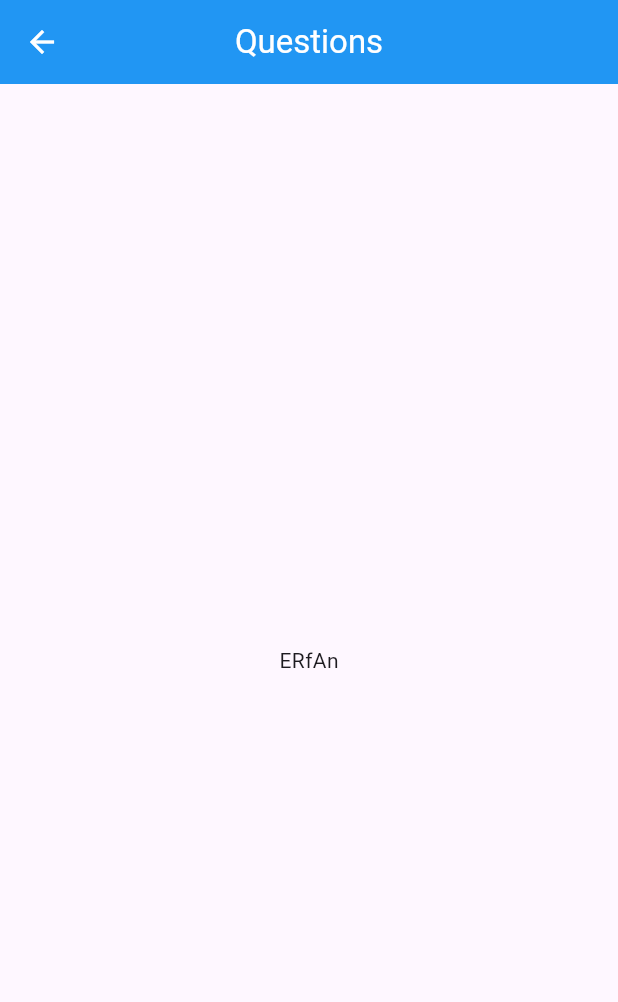
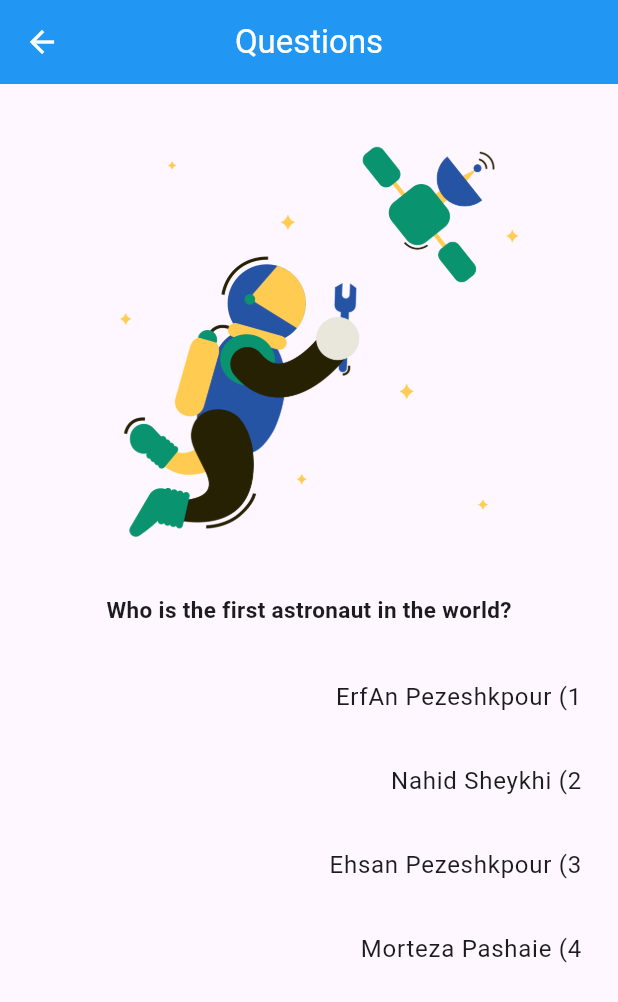
Before and after one commit to ErfAnDev24/quizApp, a Flutter app: the QuestionScreen screen opened directly, on a phone screen of 412 x 824 dp. Shown: the top 1002 px of the screen. Run offline on Flutter 3.47's test engine with Material 3 defaults, Android fonts, the phone set to English and light mode, and no system bars.

Commit message:
first question has been created!

```diff
--- a/lib/screens/HomeScreen.dart
+++ b/lib/screens/HomeScreen.dart
@@ -2,6 +2,8 @@ import 'package:flutter/material.dart';
 import 'package:quiz/screens/QuestionsScreen.dart';
 
 class HomeScreen extends StatelessWidget {
+  const HomeScreen({super.key});
+
   @override
   Widget build(BuildContext context) {
     return Scaffold(
--- a/lib/screens/QuestionsScreen.dart
+++ b/lib/screens/QuestionsScreen.dart
@@ -1,14 +1,57 @@
 import 'package:flutter/material.dart';
+import 'package:quiz/screens/dao/data.dart';
 
-class QuestionScreen extends StatelessWidget {
+class QuestionScreen extends StatefulWidget {
+  const QuestionScreen({super.key});
+
+  @override
+  State<QuestionScreen> createState() => _QuestionScreenState();
+}
+
+class _QuestionScreenState extends State<QuestionScreen> {
+  var questions = getQuestions();
+  int shownQuestionNumber = 1;
+
   @override
   Widget build(BuildContext context) {
     return Scaffold(
-      appBar: getAppBar(),
-      body: Center(
-        child: Text('ERfAn'),
-      ),
-    );
+        appBar: getAppBar(),
+        body: Column(
+          crossAxisAlignment: CrossAxisAlignment.center,
+          children: <Widget>[
+            SizedBox(
+              width: double.infinity,
+              height: 20,
+            ),
+            Container(
+              width: 300,
+              height: 300,
+              child: Image(
+                image: AssetImage(
+                    'images/${questions[shownQuestionNumber].imageNumber}.png'),
+              ),
+            ),
+            SizedBox(
+              height: 20,
+            ),
+            Text(
+              '${questions[shownQuestionNumber].title}',
+              style: TextStyle(fontSize: 15, fontWeight: FontWeight.bold),
+            ),
+            SizedBox(
+              height: 20,
+            ),
+            ...List.generate(
+              4,
+              (index) => ListTile(
+                title: Text(
+                  '${questions[shownQuestionNumber].answerList![index]} (${index + 1}',
+                  textAlign: TextAlign.end,
+                ),
+              ),
+            ),
+          ],
+        ));
   }
 }
 
--- a/lib/screens/dao/data.dart
+++ b/lib/screens/dao/data.dart
@@ -5,10 +5,10 @@ List<QuestionDto> getQuestions() {
   q1.title = 'who is the best magician?';
   q1.imageNumber = '1';
   q1.answerList = [
-    'ErfAn Pezeshkpour'
-        'Fatemeh Rafiei',
+    'ErfAn Pezeshkpour',
+    'Fatemeh Rafiei',
     'Ali karimi',
-    'Lebron James'
+    'Lebron James',
   ];
   q1.correctAnswer = 0;
 
@@ -17,10 +17,10 @@ List<QuestionDto> getQuestions() {
   q2.title = 'Who is the first astronaut in the world?';
   q2.imageNumber = '2';
   q2.answerList = [
-    'ErfAn Pezeshkpour'
-        'Nahid Sheykhi',
+    'ErfAn Pezeshkpour',
+    'Nahid Sheykhi',
     'Ehsan Pezeshkpour',
-    'Morteza Pashaie'
+    'Morteza Pashaie',
   ];
   q2.correctAnswer = 0;
 
@@ -31,7 +31,7 @@ List<QuestionDto> getQuestions() {
     'Developing Flutter',
     'Developing Java',
     'Playing Basketball',
-    'Steeling money'
+    'Steeling money',
   ];
   q3.correctAnswer = 3;
 
@@ -42,7 +42,7 @@ List<QuestionDto> getQuestions() {
     'Reporing Mr.Rubick',
     'Praying Atol korsi',
     'Stay Calm',
-    'fighting'
+    'fighting',
   ];
   q4.correctAnswer = 0;
 
@@ -53,7 +53,7 @@ List<QuestionDto> getQuestions() {
     'Going to beach',
     'Providing gun',
     'Reporing Mr.Rubick',
-    'Twitting to Donald Trump'
+    'Twitting to Donald Trump',
   ];
   q5.correctAnswer = 2;
 
@@ -64,7 +64,7 @@ List<QuestionDto> getQuestions() {
     'Abas bo azar',
     'Baqal sare koche',
     'Zakaria Razi',
-    'Hassan Rouhani'
+    'Hassan Rouhani',
   ];
   q6.correctAnswer = 2;
 
@@ -75,7 +75,7 @@ List<QuestionDto> getQuestions() {
     'Saeed Daravar Panah',
     'Mohammad Salah',
     'ErfAn Pezeshkpour',
-    'Mark Zuckerburg'
+    'Mark Zuckerburg',
   ];
   q7.correctAnswer = 1;
 
@@ -86,7 +86,7 @@ List<QuestionDto> getQuestions() {
     'Nill Amestedam',
     'Mohammad and his Hourse',
     'Someone who consume Drugs',
-    'ErfAn Pezeshkpour'
+    'ErfAn Pezeshkpour',
   ];
   q8.correctAnswer = 3;
 
@@ -96,7 +96,7 @@ List<QuestionDto> getQuestions() {
     'Calling ErfAn Pezeshkpour',
     'use Telescope',
     'Report Mr.Rubick',
-    'Playing the Last of us'
+    'Playing the Last of us',
   ];
   q9.imageNumber = '9';
   q9.correctAnswer = 0;
```
